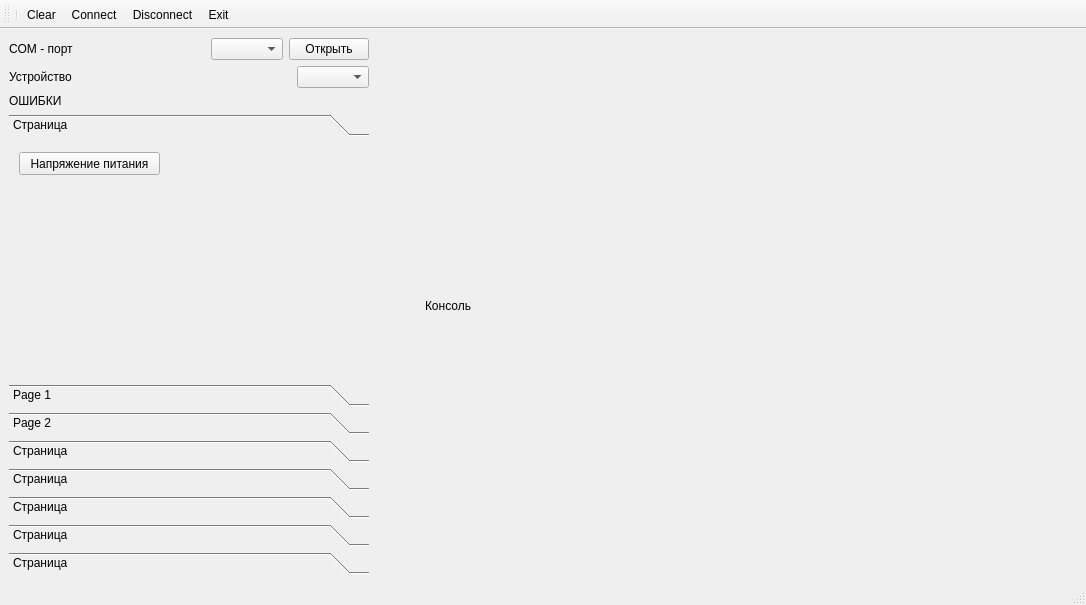
Neitron-byte/Repair, file mainwindow.ui: the form before one commit.
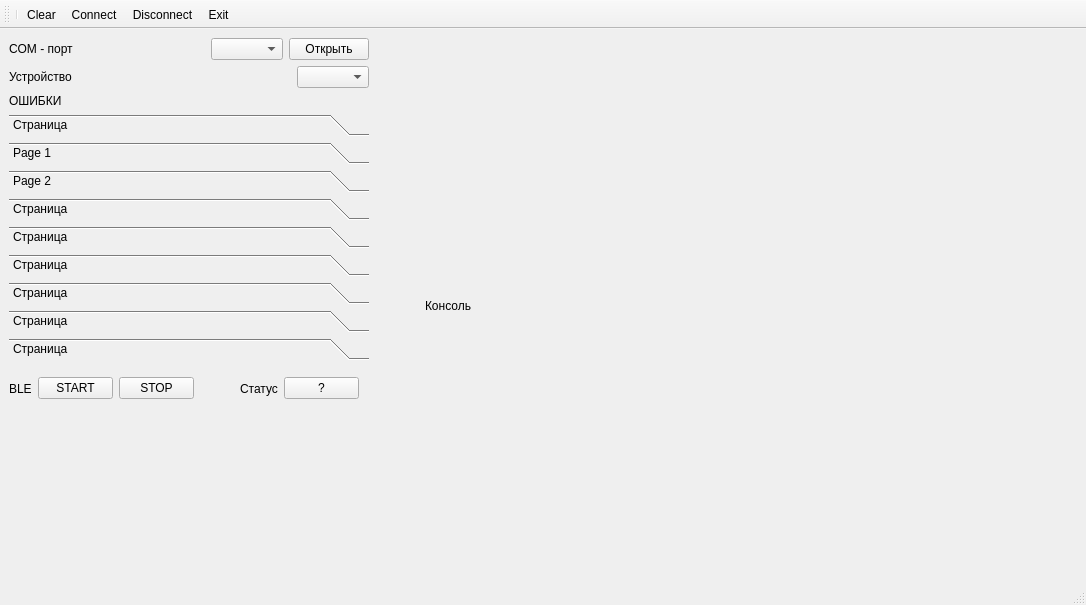
The form after the commit. The open tabs and pages were chosen to show the change. Icons and pictures are not drawn.

```diff
--- a/mainwindow.ui
+++ b/mainwindow.ui
@@ -135,7 +135,7 @@
            <x>0</x>
            <y>0</y>
            <width>360</width>
-           <height>216</height>
+           <height>189</height>
           </rect>
          </property>
          <attribute name="label">
@@ -954,6 +954,74 @@
           <string>Страница</string>
          </attribute>
         </widget>
+        <widget class="QWidget" name="page_e32">
+         <attribute name="label">
+          <string>Страница</string>
+         </attribute>
+         <widget class="QWidget" name="">
+          <property name="geometry">
+           <rect>
+            <x>0</x>
+            <y>10</y>
+            <width>350</width>
+            <height>25</height>
+           </rect>
+          </property>
+          <layout class="QHBoxLayout" name="horizontalLayout_18">
+           <item>
+            <widget class="QLabel" name="label_12">
+             <property name="text">
+              <string>BLE</string>
+             </property>
+            </widget>
+           </item>
+           <item>
+            <widget class="QPushButton" name="pushButton_start">
+             <property name="text">
+              <string>START</string>
+             </property>
+            </widget>
+           </item>
+           <item>
+            <widget class="QPushButton" name="pushButton_stop">
+             <property name="text">
+              <string>STOP</string>
+             </property>
+            </widget>
+           </item>
+           <item>
+            <spacer name="horizontalSpacer_6">
+             <property name="orientation">
+              <enum>Qt::Horizontal</enum>
+             </property>
+             <property name="sizeType">
+              <enum>QSizePolicy::Fixed</enum>
+             </property>
+             <property name="sizeHint" stdset="0">
+              <size>
+               <width>40</width>
+               <height>20</height>
+              </size>
+             </property>
+            </spacer>
+           </item>
+           <item>
+            <widget class="QLabel" name="label_25">
+             <property name="text">
+              <string>Статус</string>
+             </property>
+            </widget>
+           </item>
+           <item>
+            <widget class="QPushButton" name="pushButton_status">
+             <property name="text">
+              <string>?</string>
+             </property>
+            </widget>
+           </item>
+          </layout>
+         </widget>
+        </widget>
        </widget>
       </item>
      </layout>
```
Left out of the diff: 16 changed lines with no effect on the pictures.
